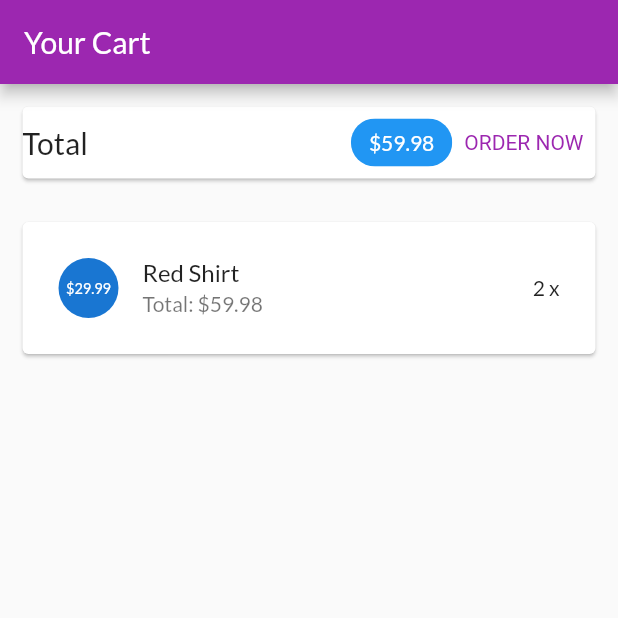
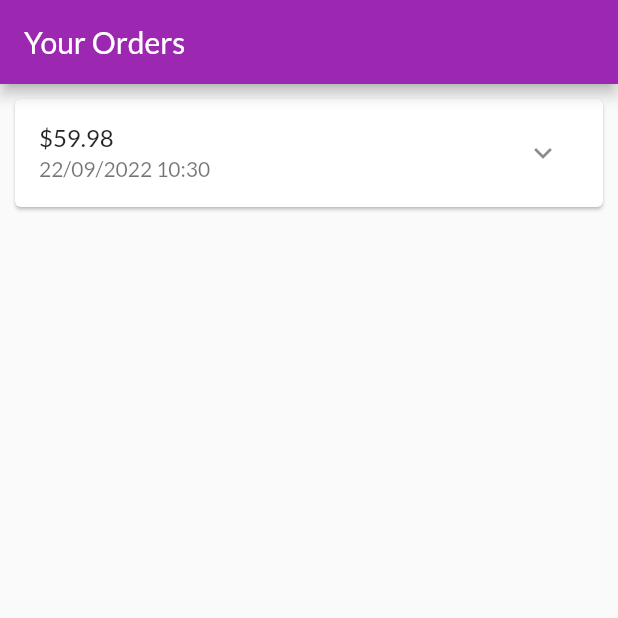
Before and after one commit to hoang10Ar/CT484_Lab4, a Flutter app: the screen it shows after launch, on a phone screen of 412 x 824 dp, the top half of it. Run offline on Flutter 3.47's test engine with Material 2 defaults, Android fonts, the phone set to English and light mode, and no system bars.

Commit message:
Xay dung trang cac dat hang

```diff
--- a/lib/main.dart
+++ b/lib/main.dart
@@ -1,5 +1,6 @@
 import 'package:flutter/material.dart';
 import 'package:myshop/ui/cart/cart_screen.dart';
+import 'package:myshop/ui/orders/orders_screen.dart';
 import 'package:myshop/ui/products/product_detail_screen.dart';
 import 'package:myshop/ui/products/product_overview_screen.dart';
 import 'package:myshop/ui/products/products_manager.dart';
@@ -27,7 +28,7 @@ class MyApp extends StatelessWidget {
         ),
       ),
       home: const SafeArea(
-        child: CartScreen(),
+        child: OrdersScreen(),
       ),
     );
   }
--- /dev/null
+++ b/lib/models/order_item.dart
@@ -0,0 +1,33 @@
+import 'package:myshop/models/cart_item.dart';
+
+class OrderItem {
+  final String? id;
+  final double amount;
+  final List<CartItem> products;
+  final DateTime dateTime;
+
+  int get productCount {
+    return products.length;
+  }
+
+  OrderItem({
+    this.id,
+    required this.amount,
+    required this.products,
+    DateTime? dateTime,
+  }) : dateTime = dateTime ?? DateTime.now();
+
+  OrderItem copyWith({
+    String? id,
+    double? amount,
+    List<CartItem>? products,
+    DateTime? dateTime,
+  }) {
+    return OrderItem(
+      id: id ?? this.id,
+      amount: amount ?? this.amount,
+      products: products ?? this.products,
+      dateTime: dateTime ?? this.dateTime,
+    );
+  }
+}
--- /dev/null
+++ b/lib/ui/orders/order_item_card.dart
@@ -0,0 +1,83 @@
+import 'dart:math';
+
+import 'package:flutter/material.dart';
+import 'package:intl/intl.dart';
+import 'package:myshop/models/order_item.dart';
+
+class OrderItemCard extends StatefulWidget {
+  final OrderItem order;
+
+  const OrderItemCard(this.order, {Key? key}) : super(key: key);
+
+  @override
+  State<OrderItemCard> createState() => _OrderItemCardState();
+}
+
+class _OrderItemCardState extends State<OrderItemCard> {
+  var _expanded = false;
+
+  @override
+  Widget build(BuildContext context) {
+    return Card(
+      margin: const EdgeInsets.all(10),
+      child: Column(
+        children: [
+          buildOrderSummary(),
+          if (_expanded) buildOrderDetails(),
+        ],
+      ),
+    );
+  }
+
+  Widget buildOrderSummary() {
+    return ListTile(
+      title: Text("\$${widget.order.amount}"),
+      subtitle: Text(
+        DateFormat("dd/MM/yyyy hh:mm").format(widget.order.dateTime),
+      ),
+      trailing: IconButton(
+        icon: Icon(_expanded ? Icons.expand_less : Icons.expand_more),
+        onPressed: () {
+          setState(() {
+            _expanded = !_expanded;
+          });
+        },
+      ),
+    );
+  }
+
+  Widget buildOrderDetails() {
+    return Container(
+      padding: const EdgeInsets.symmetric(
+        horizontal: 15,
+        vertical: 4,
+      ),
+      height: min(widget.order.productCount * 20.0 + 10, 100),
+      child: ListView(
+        children: widget.order.products
+            .map(
+              (product) => Row(
+                mainAxisAlignment: MainAxisAlignment.spaceBetween,
+                children: [
+                  Text(
+                    product.title,
+                    style: const TextStyle(
+                      fontSize: 18,
+                      fontWeight: FontWeight.bold,
+                    ),
+                  ),
+                  Text(
+                    "${product.quantity}x \$${product.price}",
+                    style: const TextStyle(
+                      fontSize: 18,
+                      color: Colors.grey,
+                    ),
+                  ),
+                ],
+              ),
+            )
+            .toList(),
+      ),
+    );
+  }
+}
--- /dev/null
+++ b/lib/ui/orders/orders_manager.dart
@@ -0,0 +1,29 @@
+import 'package:flutter/cupertino.dart';
+import 'package:myshop/models/cart_item.dart';
+import 'package:myshop/models/order_item.dart';
+
+class OrdersManager with ChangeNotifier {
+  final List<OrderItem> _orders = [
+    OrderItem(
+      id: "o1",
+      amount: 59.98,
+      products: [
+        CartItem(
+          id: "c1",
+          title: "Red Shirt",
+          price: 29.99,
+          quantity: 2,
+        ),
+      ],
+      dateTime: DateTime.now(),
+    ),
+  ];
+
+  int get orderCount {
+    return _orders.length;
+  }
+
+  List<OrderItem> get orders {
+    return [..._orders];
+  }
+}
--- /dev/null
+++ b/lib/ui/orders/orders_screen.dart
@@ -0,0 +1,25 @@
+import 'package:flutter/material.dart';
+import 'package:myshop/ui/orders/order_item_card.dart';
+import 'package:myshop/ui/orders/orders_manager.dart';
+
+class OrdersScreen extends StatelessWidget {
+  const OrdersScreen({Key? key}) : super(key: key);
+
+  @override
+  Widget build(BuildContext context) {
+    print("building orders");
+    final ordersManager = OrdersManager();
+
+    return Scaffold(
+      appBar: AppBar(
+        title: const Text("Your Orders"),
+      ),
+      body: ListView.builder(
+        itemCount: ordersManager.orderCount,
+        itemBuilder: (context, index) => OrderItemCard(
+          ordersManager.orders[index],
+        ),
+      ),
+    );
+  }
+}
--- a/pubspec.yaml
+++ b/pubspec.yaml
@@ -29,7 +29,7 @@ environment:
 dependencies:
   flutter:
     sdk: flutter
-
+  intl: ^0.17.0
   # The following adds the Cupertino Icons font to your application.
   # Use with the CupertinoIcons class for iOS style icons.
   cupertino_icons: ^1.0.2
```
Also changed, not shown: pubspec.lock.
